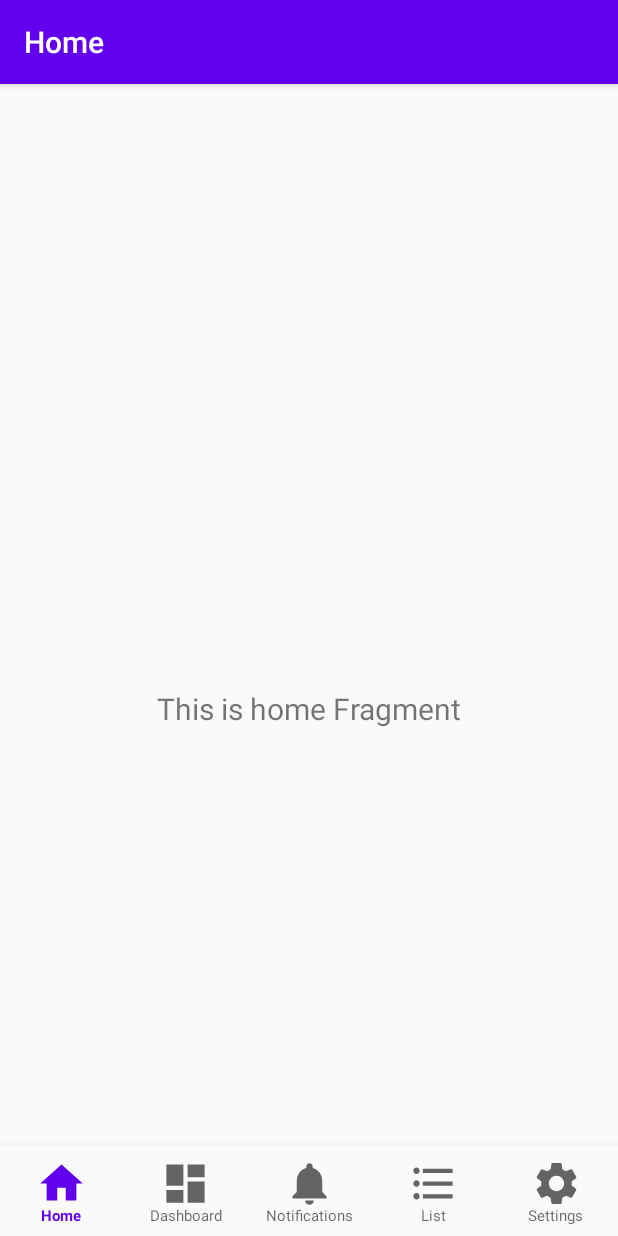
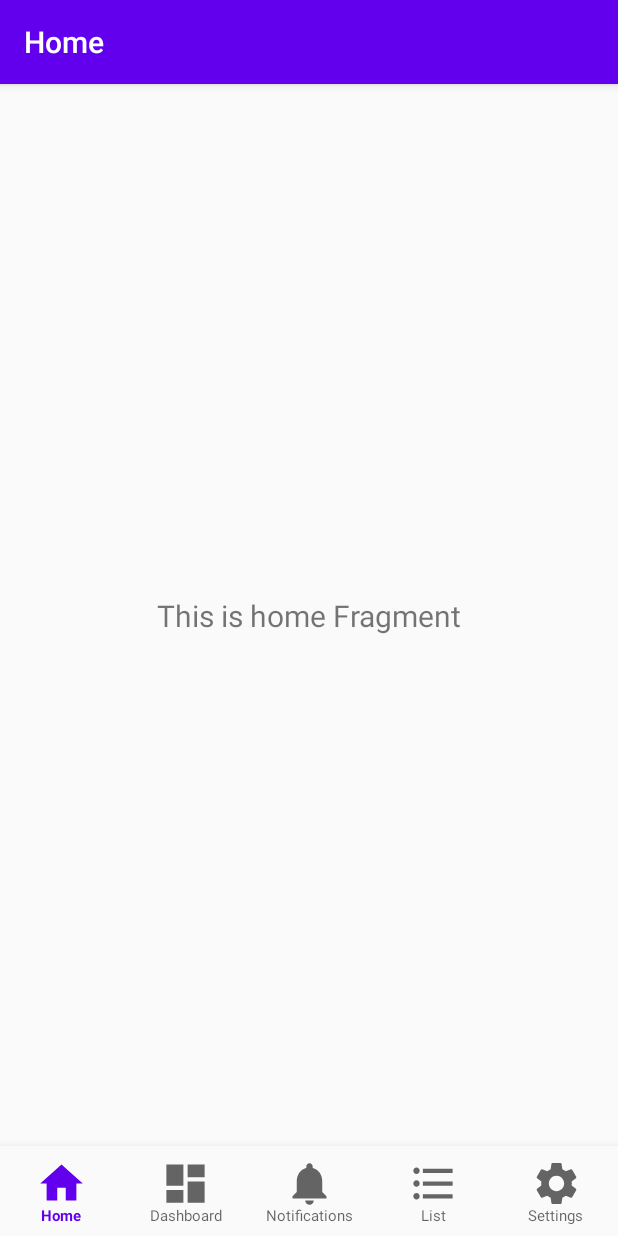
Before and after one commit to mightyfrog/BottomNavigationView-Sample, an Android app: the screen it shows after launch (MainActivity), on a phone screen of 412 x 824 dp. Run offline under Robolectric (Android 15) with nearby library versions, the phone set to English and light mode, and no system bars; our stand-ins replace navigation-ui.

Commit message:
layout cleanup & update README.md

```diff
--- a/app/src/main/res/layout/activity_main.xml
+++ b/app/src/main/res/layout/activity_main.xml
@@ -1,10 +1,8 @@
 <?xml version="1.0" encoding="utf-8"?>
 <androidx.constraintlayout.widget.ConstraintLayout xmlns:android="http://schemas.android.com/apk/res/android"
     xmlns:app="http://schemas.android.com/apk/res-auto"
-    android:id="@+id/container"
     android:layout_width="match_parent"
-    android:layout_height="match_parent"
-    android:paddingTop="?attr/actionBarSize">
+    android:layout_height="match_parent">
 
     <com.google.android.material.bottomnavigation.BottomNavigationView
         android:id="@+id/nav_view"
@@ -24,9 +22,9 @@
         android:id="@+id/nav_host_fragment"
         android:name="androidx.navigation.fragment.NavHostFragment"
         android:layout_width="match_parent"
-        android:layout_height="match_parent"
+        android:layout_height="0dp"
         app:defaultNavHost="true"
-        app:layout_constraintBottom_toTopOf="@id/nav_view"
+        app:layout_constraintBottom_toTopOf="@+id/nav_view"
         app:layout_constraintLeft_toLeftOf="parent"
         app:layout_constraintRight_toRightOf="parent"
         app:layout_constraintTop_toTopOf="parent"
--- a/app/src/main/res/layout/fragment_dashboard.xml
+++ b/app/src/main/res/layout/fragment_dashboard.xml
@@ -11,7 +11,6 @@
         android:layout_width="match_parent"
         android:layout_height="wrap_content"
         android:layout_marginStart="8dp"
-        android:layout_marginTop="8dp"
         android:layout_marginEnd="8dp"
         android:textAlignment="center"
         android:textSize="20sp"
--- a/app/src/main/res/layout/fragment_home.xml
+++ b/app/src/main/res/layout/fragment_home.xml
@@ -11,7 +11,6 @@
         android:layout_width="match_parent"
         android:layout_height="wrap_content"
         android:layout_marginStart="8dp"
-        android:layout_marginTop="8dp"
         android:layout_marginEnd="8dp"
         android:textAlignment="center"
         android:textSize="20sp"
--- a/app/src/main/res/layout/fragment_list.xml
+++ b/app/src/main/res/layout/fragment_list.xml
@@ -11,7 +11,6 @@
         android:layout_width="match_parent"
         android:layout_height="wrap_content"
         android:layout_marginStart="8dp"
-        android:layout_marginTop="8dp"
         android:layout_marginEnd="8dp"
         android:textAlignment="center"
         android:textSize="20sp"
--- a/app/src/main/res/layout/fragment_notifications.xml
+++ b/app/src/main/res/layout/fragment_notifications.xml
@@ -11,7 +11,6 @@
         android:layout_width="match_parent"
         android:layout_height="wrap_content"
         android:layout_marginStart="8dp"
-        android:layout_marginTop="8dp"
         android:layout_marginEnd="8dp"
         android:textAlignment="center"
         android:textSize="20sp"
--- a/app/src/main/res/layout/fragment_settings.xml
+++ b/app/src/main/res/layout/fragment_settings.xml
@@ -11,7 +11,6 @@
         android:layout_width="match_parent"
         android:layout_height="wrap_content"
         android:layout_marginStart="8dp"
-        android:layout_marginTop="8dp"
         android:layout_marginEnd="8dp"
         android:textAlignment="center"
         android:textSize="20sp"
```
Also changed, not shown: 1 other file.
